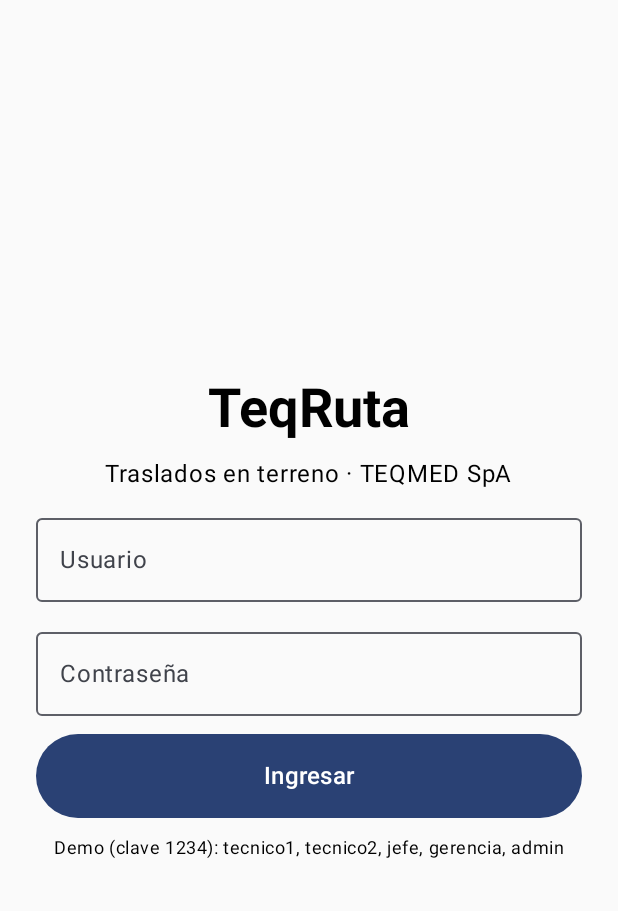
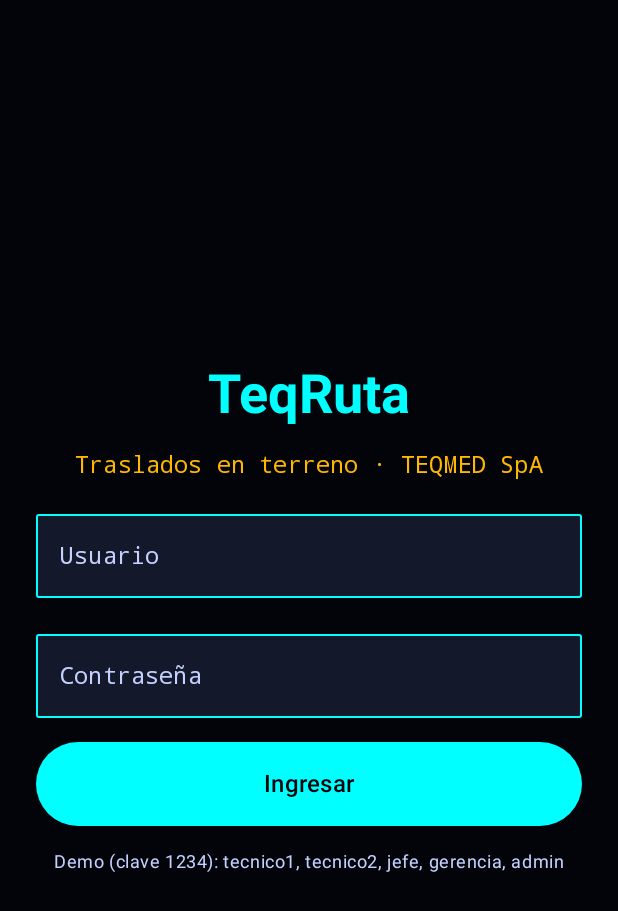
Before and after one commit to Maxwell-RT/Sqlite, an Android app built with Jetpack Compose: the screen it shows after launch (MainActivity), on a phone screen of 412 x 824 dp. Shown: the top 911 px of the screen. Run offline under Robolectric (Android 15) with nearby library versions, the phone set to English and light mode, and no system bars; our stand-ins replace Room's generated code.

Commit message:
"UI changes"

```diff
--- a/app/src/main/java/com/example/sqlite/ui/screen/Common.kt
+++ b/app/src/main/java/com/example/sqlite/ui/screen/Common.kt
@@ -50,11 +50,11 @@ import com.example.sqlite.data.Traslado
 import com.example.sqlite.data.Usuario
 import com.example.sqlite.util.Fmt
 
-private val Verde = Color(0xFF2E7D32)
-private val Ambar = Color(0xFFB26A00)
-private val Rojo = Color(0xFFC62828)
-private val Gris = Color(0xFF546E7A)
-private val Azul = Color(0xFF1565C0)
+private val Verde = Color(0xFF00FF66) // Neon Green
+private val Ambar = Color(0xFFFFB700) // Neon Amber
+private val Rojo = Color(0xFFFF3366) // Neon Red
+private val Gris = Color(0xFFB0BEC5) // Light Slate Grey
+private val Azul = Color(0xFF00FFFF) // Electric Cyan
 
 @OptIn(ExperimentalMaterial3Api::class)
 @Composable
@@ -76,13 +76,13 @@ fun BarraSuperior(titulo: String, usuario: Usuario, alSalir: () -> Unit) {
 
 @Composable
 fun Etiqueta(texto: String, color: Color) {
-    Surface(color = color.copy(alpha = 0.14f), shape = RoundedCornerShape(50)) {
+    Surface(color = color.copy(alpha = 0.22f), shape = RoundedCornerShape(50)) {
         Text(
             text = texto,
             color = color,
             style = MaterialTheme.typography.labelMedium,
-            fontWeight = FontWeight.SemiBold,
-            modifier = Modifier.padding(horizontal = 10.dp, vertical = 3.dp),
+            fontWeight = FontWeight.Bold,
+            modifier = Modifier.padding(horizontal = 10.dp, vertical = 4.dp),
         )
     }
 }
--- a/app/src/main/java/com/example/sqlite/ui/screen/LoginScreen.kt
+++ b/app/src/main/java/com/example/sqlite/ui/screen/LoginScreen.kt
@@ -15,6 +15,7 @@ import androidx.compose.material3.Button
 import androidx.compose.material3.CircularProgressIndicator
 import androidx.compose.material3.MaterialTheme
 import androidx.compose.material3.OutlinedTextField
+import androidx.compose.material3.OutlinedTextFieldDefaults
 import androidx.compose.material3.Text
 import androidx.compose.runtime.Composable
 import androidx.compose.runtime.collectAsState
@@ -39,24 +40,61 @@ fun LoginScreen(vm: AuthViewModel) {
 
     Column(
         Modifier.fillMaxSize().verticalScroll(rememberScrollState()).padding(24.dp),
-        verticalArrangement = Arrangement.spacedBy(12.dp, Alignment.CenterVertically),
+        verticalArrangement = Arrangement.spacedBy(16.dp, Alignment.CenterVertically),
         horizontalAlignment = Alignment.CenterHorizontally,
     ) {
-        Text("TeqRuta", style = MaterialTheme.typography.displaySmall, fontWeight = FontWeight.Bold)
-        Text("Traslados en terreno · TEQMED SpA", style = MaterialTheme.typography.bodyLarge)
+        Text(
+            "TeqRuta",
+            style = MaterialTheme.typography.displaySmall,
+            fontWeight = FontWeight.Bold,
+            color = MaterialTheme.colorScheme.primary
+        )
+        Text(
+            "Traslados en terreno · TEQMED SpA",
+            style = MaterialTheme.typography.bodyLarge,
+            color = MaterialTheme.colorScheme.secondary,
+            fontWeight = FontWeight.Medium
+        )
 
         OutlinedTextField(
-            value = usuario, onValueChange = { usuario = it; vm.limpiarError() },
-            label = { Text("Usuario") }, singleLine = true, enabled = !cargando, modifier = Modifier.fillMaxWidth(),
+            value = usuario,
+            onValueChange = { usuario = it; vm.limpiarError() },
+            label = { Text("Usuario") },
+            singleLine = true,
+            enabled = !cargando,
+            modifier = Modifier.fillMaxWidth(),
+            colors = OutlinedTextFieldDefaults.colors(
+                focusedBorderColor = MaterialTheme.colorScheme.primary,
+                unfocusedBorderColor = MaterialTheme.colorScheme.outline,
+                focusedLabelColor = MaterialTheme.colorScheme.primary,
+                unfocusedLabelColor = MaterialTheme.colorScheme.onSurfaceVariant,
+                focusedTextColor = MaterialTheme.colorScheme.onSurface,
+                unfocusedTextColor = MaterialTheme.colorScheme.onSurface,
+                focusedContainerColor = MaterialTheme.colorScheme.surfaceVariant,
+                unfocusedContainerColor = MaterialTheme.colorScheme.surfaceVariant
+            )
         )
         OutlinedTextField(
-            value = clave, onValueChange = { clave = it; vm.limpiarError() },
-            label = { Text("Contraseña") }, singleLine = true, enabled = !cargando,
+            value = clave,
+            onValueChange = { clave = it; vm.limpiarError() },
+            label = { Text("Contraseña") },
+            singleLine = true,
+            enabled = !cargando,
             visualTransformation = PasswordVisualTransformation(),
             keyboardOptions = KeyboardOptions(keyboardType = KeyboardType.Password),
             modifier = Modifier.fillMaxWidth(),
+            colors = OutlinedTextFieldDefaults.colors(
+                focusedBorderColor = MaterialTheme.colorScheme.primary,
+                unfocusedBorderColor = MaterialTheme.colorScheme.outline,
+                focusedLabelColor = MaterialTheme.colorScheme.primary,
+                unfocusedLabelColor = MaterialTheme.colorScheme.onSurfaceVariant,
+                focusedTextColor = MaterialTheme.colorScheme.onSurface,
+                unfocusedTextColor = MaterialTheme.colorScheme.onSurface,
+                focusedContainerColor = MaterialTheme.colorScheme.surfaceVariant,
+                unfocusedContainerColor = MaterialTheme.colorScheme.surfaceVariant
+            )
         )
-        error?.let { Text(it, color = MaterialTheme.colorScheme.error) }
+        error?.let { Text(it, color = MaterialTheme.colorScheme.error, fontWeight = FontWeight.Bold) }
 
         Button(
             onClick = { vm.ingresar(usuario, clave) },
@@ -82,7 +120,8 @@ fun LoginScreen(vm: AuthViewModel) {
 
         Text(
             "Demo (clave 1234): tecnico1, tecnico2, jefe, gerencia, admin",
-            style = MaterialTheme.typography.bodySmall
+            style = MaterialTheme.typography.bodySmall,
+            color = MaterialTheme.colorScheme.onSurfaceVariant
         )
     }
 }
--- a/app/src/main/java/com/example/sqlite/ui/screen/TecnicoScreen.kt
+++ b/app/src/main/java/com/example/sqlite/ui/screen/TecnicoScreen.kt
@@ -293,7 +293,7 @@ private fun TabHoy(
                     Text("${cat.cliente(v.centroId)} · contrato ${cat.contrato(v.centroId)}", style = MaterialTheme.typography.bodyMedium)
                     if (v.descripcion.isNotBlank()) Text(v.descripcion, style = MaterialTheme.typography.bodyMedium)
                     if (v.atendida) {
-                        Etiqueta("Atendida", androidx.compose.ui.graphics.Color(0xFF2E7D32))
+                        Etiqueta("Atendida", androidx.compose.ui.graphics.Color(0xFF00FF66))
                     } else {
                         Button(
                             onClick = { alIniciar(v) }, enabled = !hayActivo,
--- a/app/src/main/java/com/example/sqlite/ui/theme/Color.kt
+++ b/app/src/main/java/com/example/sqlite/ui/theme/Color.kt
@@ -2,10 +2,27 @@ package com.example.sqlite.ui.theme
 
 import androidx.compose.ui.graphics.Color
 
-val Purple80 = Color(0xFFD0BCFF)
-val PurpleGrey80 = Color(0xFFCCC2DC)
-val Pink80 = Color(0xFFEFB8C8)
+// Sci-Fi HUD / FUI (Cybernetic Tactical Interface) Palette
+val FuiBackground = Color(0xFF03030A)       // Deep space void black
+val FuiSurface = Color(0xFF0D0F1A)          // Dark tactical panel surface
+val FuiSurfaceVariant = Color(0xFF14182B)   // Input / elevated panel variant
 
-val Purple40 = Color(0xFF6650a4)
-val PurpleGrey40 = Color(0xFF625b71)
-val Pink40 = Color(0xFF7D5260)
+val FuiPrimary = Color(0xFF00FFFF)          // Bright Cyan HUD Glow
+val FuiOnPrimary = Color(0xFF03030A)
+val FuiPrimaryContainer = Color(0xFF004D4D)
+val FuiOnPrimaryContainer = Color(0xFFB3FFFF)
+
+val FuiSecondary = Color(0xFFFFB800)        // Tactical Amber / Yellow
+val FuiOnSecondary = Color(0xFF1A1200)
+val FuiSecondaryContainer = Color(0xFF664800)
+val FuiOnSecondaryContainer = Color(0xFFFFECC4)
+
+val FuiTertiary = Color(0xFFFF0055)         // Alert Magenta / Red
+val FuiOnTertiary = Color(0xFFFFFFFF)
+
+val FuiError = Color(0xFFFF2A6D)
+val FuiOnError = Color(0xFFFFFFFF)
+
+val FuiOnBackground = Color(0xFFC4D1FF)     // Tactical HUD light blue-white
+val FuiOnSurface = Color(0xFFE2E8F8)        // Crisp HUD telemetry text
+val FuiOutline = Color(0xFF00FFFF)          // Glowing Cyan border outline
--- a/app/src/main/java/com/example/sqlite/ui/theme/Theme.kt
+++ b/app/src/main/java/com/example/sqlite/ui/theme/Theme.kt
@@ -3,56 +3,60 @@ package com.example.sqlite.ui.theme
 import android.app.Activity
 import android.os.Build
 import androidx.compose.foundation.isSystemInDarkTheme
+import androidx.compose.foundation.shape.RoundedCornerShape
 import androidx.compose.material3.MaterialTheme
+import androidx.compose.material3.Shapes
 import androidx.compose.material3.darkColorScheme
 import androidx.compose.material3.dynamicDarkColorScheme
 import androidx.compose.material3.dynamicLightColorScheme
 import androidx.compose.material3.lightColorScheme
 import androidx.compose.runtime.Composable
+import androidx.compose.ui.graphics.Color
 import androidx.compose.ui.platform.LocalContext
+import androidx.compose.ui.unit.dp
 
-private val DarkColorScheme = darkColorScheme(
-    primary = Purple80,
-    secondary = PurpleGrey80,
-    tertiary = Pink80
+private val FuiColorScheme = darkColorScheme(
+    primary = FuiPrimary,
+    onPrimary = FuiOnPrimary,
+    primaryContainer = FuiPrimaryContainer,
+    onPrimaryContainer = FuiOnPrimaryContainer,
+    secondary = FuiSecondary,
+    onSecondary = FuiOnSecondary,
+    secondaryContainer = FuiSecondaryContainer,
+    onSecondaryContainer = FuiOnSecondaryContainer,
+    tertiary = FuiTertiary,
+    onTertiary = FuiOnTertiary,
+    background = FuiBackground,
+    onBackground = FuiOnBackground,
+    surface = FuiSurface,
+    onSurface = FuiOnSurface,
+    surfaceVariant = FuiSurfaceVariant,
+    onSurfaceVariant = FuiOnBackground,
+    error = FuiError,
+    onError = FuiOnError,
+    outline = FuiOutline
 )
 
-private val LightColorScheme = lightColorScheme(
-    primary = Purple40,
-    secondary = PurpleGrey40,
-    tertiary = Pink40
-
-    /* Other default colors to override
-    background = Color(0xFFFFFBFE),
-    surface = Color(0xFFFFFBFE),
-    onPrimary = Color.White,
-    onSecondary = Color.White,
-    onTertiary = Color.White,
-    onBackground = Color(0xFF1C1B1F),
-    onSurface = Color(0xFF1C1B1F),
-    */
+val FuiShapes = Shapes(
+    extraSmall = RoundedCornerShape(2.dp),
+    small = RoundedCornerShape(2.dp),
+    medium = RoundedCornerShape(2.dp),
+    large = RoundedCornerShape(2.dp),
+    extraLarge = RoundedCornerShape(4.dp)
 )
 
 @Composable
 fun SqliteTheme(
-    darkTheme: Boolean = isSystemInDarkTheme(),
-    // Dynamic color is available on Android 12+
-    dynamicColor: Boolean = true,
+    darkTheme: Boolean = true,
+    dynamicColor: Boolean = false,
     content: @Composable () -> Unit
 ) {
-    val colorScheme = when {
-        dynamicColor && Build.VERSION.SDK_INT >= Build.VERSION_CODES.S -> {
-            val context = LocalContext.current
-            if (darkTheme) dynamicDarkColorScheme(context) else dynamicLightColorScheme(context)
-        }
-
-        darkTheme -> DarkColorScheme
-        else -> LightColorScheme
-    }
+    val colorScheme = FuiColorScheme
 
     MaterialTheme(
         colorScheme = colorScheme,
         typography = Typography,
+        shapes = FuiShapes,
         content = content
     )
 }
--- a/app/src/main/java/com/example/sqlite/ui/theme/Type.kt
+++ b/app/src/main/java/com/example/sqlite/ui/theme/Type.kt
@@ -6,29 +6,40 @@ import androidx.compose.ui.text.font.FontFamily
 import androidx.compose.ui.text.font.FontWeight
 import androidx.compose.ui.unit.sp
 
-// Set of Material typography styles to start with
+// Sci-Fi HUD / FUI Typography (Monospace Tactical Readouts)
 val Typography = Typography(
     bodyLarge = TextStyle(
-        fontFamily = FontFamily.Default,
+        fontFamily = FontFamily.Monospace,
         fontWeight = FontWeight.Normal,
-        fontSize = 16.sp,
-        lineHeight = 24.sp,
-        letterSpacing = 0.5.sp
-    )
-    /* Other default text styles to override
+        fontSize = 15.sp,
+        lineHeight = 22.sp,
+        letterSpacing = 0.8.sp
+    ),
+    bodyMedium = TextStyle(
+        fontFamily = FontFamily.Monospace,
+        fontWeight = FontWeight.Normal,
+        fontSize = 14.sp,
+        lineHeight = 20.sp,
+        letterSpacing = 0.6.sp
+    ),
     titleLarge = TextStyle(
-        fontFamily = FontFamily.Default,
-        fontWeight = FontWeight.Normal,
-        fontSize = 22.sp,
-        lineHeight = 28.sp,
-        letterSpacing = 0.sp
+        fontFamily = FontFamily.Monospace,
+        fontWeight = FontWeight.Bold,
+        fontSize = 20.sp,
+        lineHeight = 26.sp,
+        letterSpacing = 1.8.sp
+    ),
+    headlineMedium = TextStyle(
+        fontFamily = FontFamily.Monospace,
+        fontWeight = FontWeight.Bold,
+        fontSize = 18.sp,
+        letterSpacing = 1.5.sp
     ),
     labelSmall = TextStyle(
-        fontFamily = FontFamily.Default,
-        fontWeight = FontWeight.Medium,
+        fontFamily = FontFamily.Monospace,
+        fontWeight = FontWeight.Bold,
         fontSize = 11.sp,
         lineHeight = 16.sp,
-        letterSpacing = 0.5.sp
+        letterSpacing = 1.2.sp
     )
-    */
 )
--- a/app/src/main/res/values/colors.xml
+++ b/app/src/main/res/values/colors.xml
@@ -7,4 +7,5 @@
     <color name="teal_700">#FF018786</color>
     <color name="black">#FF000000</color>
     <color name="white">#FFFFFFFF</color>
+    <color name="synthwave_background">#03030A</color>
 </resources>
--- a/app/src/main/res/values/themes.xml
+++ b/app/src/main/res/values/themes.xml
@@ -1,5 +1,6 @@
 <?xml version="1.0" encoding="utf-8"?>
 <resources>
-
-    <style name="Theme.Sqlite" parent="android:Theme.Material.Light.NoActionBar" />
+    <style name="Theme.Sqlite" parent="android:Theme.Material.NoActionBar">
+        <item name="android:windowBackground">@color/synthwave_background</item>
+    </style>
 </resources>
```
